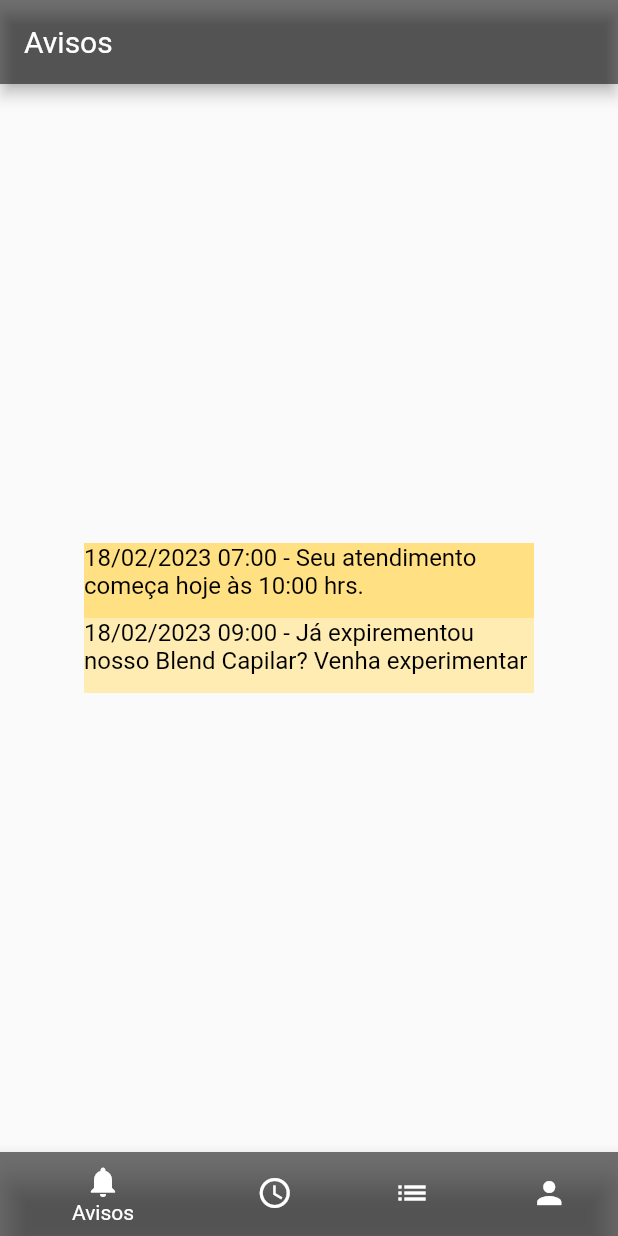
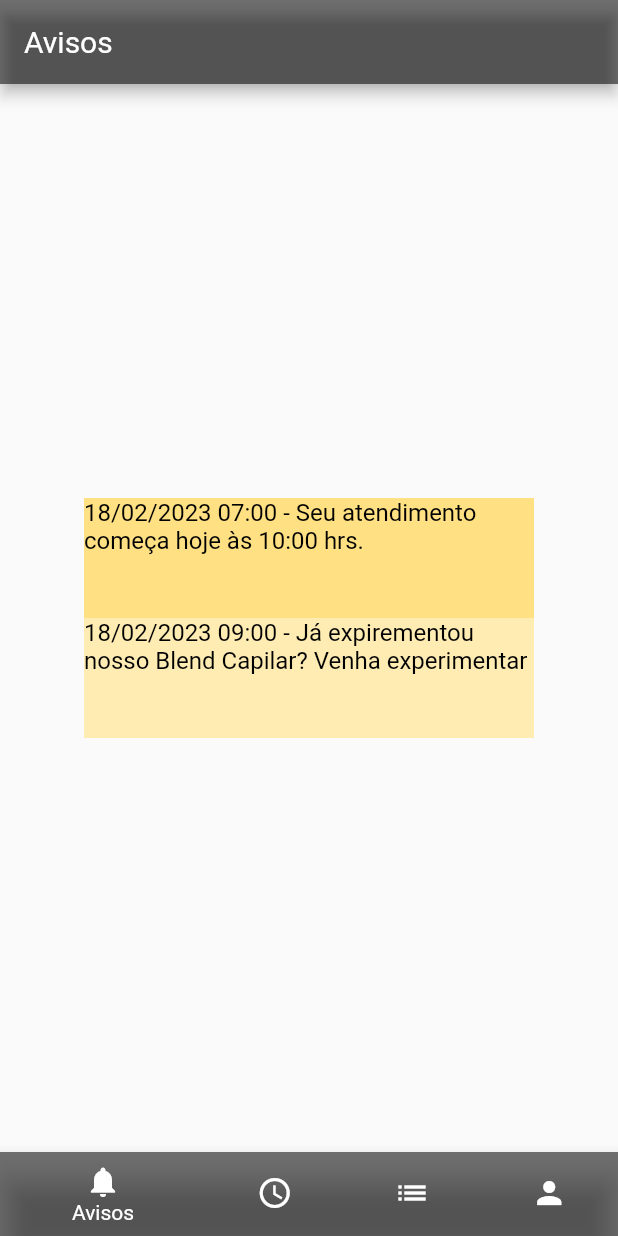
Before and after one commit to KevynSantos/barber_shop_freestyle, a Flutter app: the MyStatefulWidget screen opened directly, on a phone screen of 412 x 824 dp. Run offline on Flutter 3.47's test engine with Material 2 defaults, Android fonts, the phone set to English and light mode, and no system bars; our stand-ins replace camera, flutter_bloc, flutter_secure_storage, mask_text_input_formatter; accounts and stored records are empty; Roboto replaces fonts that are missing (Arial).

Commit message:
Aumentando tamanho os itens da lista na tela home do navigationBar

```diff
--- a/lib/fields/NavigatiorBar.dart
+++ b/lib/fields/NavigatiorBar.dart
@@ -27,13 +27,13 @@ Widget getSimulationInformations(int index,BuildContext context)
         children: [
           Container(
             child: Text("18/02/2023 07:00 - Seu atendimento começa hoje às 10:00 hrs.",style: StyleText.getFontText(),),
-            height: 50,
+            height: 80,
             color: Colors.amber[200],
             width: 300,
           ),
           Container(
             child: Text("18/02/2023 09:00 - Já expirementou nosso Blend Capilar? Venha experimentar",style: StyleText.getFontText()),
-            height: 50,
+            height: 80,
             color: Colors.amber[100],
             width: 300,
           )
@@ -44,13 +44,13 @@ Widget getSimulationInformations(int index,BuildContext context)
         children: [
           Container(
             child: Text("Tesoura,Maquina e Barba - 18/02 às 10:00 hrs",style: StyleText.getFontText()),
-            height: 50,
+            height: 80,
             color: Colors.amber[200],
             width: 300,
           ),
           Container(
             child: Text("Mão,Pé e Progressiva - 24/02 às 13:00 hrs",style: StyleText.getFontText()),
-            height: 50,
+            height: 80,
             color: Colors.amber[100],
             width: 300,
           )
@@ -61,13 +61,13 @@ Widget getSimulationInformations(int index,BuildContext context)
         children: [
           Container(
             child: Text("Máquina - 04/02 às 17:00 hrs",style: StyleText.getFontText()),
-            height: 50,
+            height: 80,
             color: Colors.amber[200],
             width: 300,
           ),
           Container(
             child: Text("Reflexo - 07/01 às 15:00 hrs",style: StyleText.getFontText()),
-            height: 50,
+            height: 80,
             color: Colors.amber[100],
             width: 300,
           )
```
